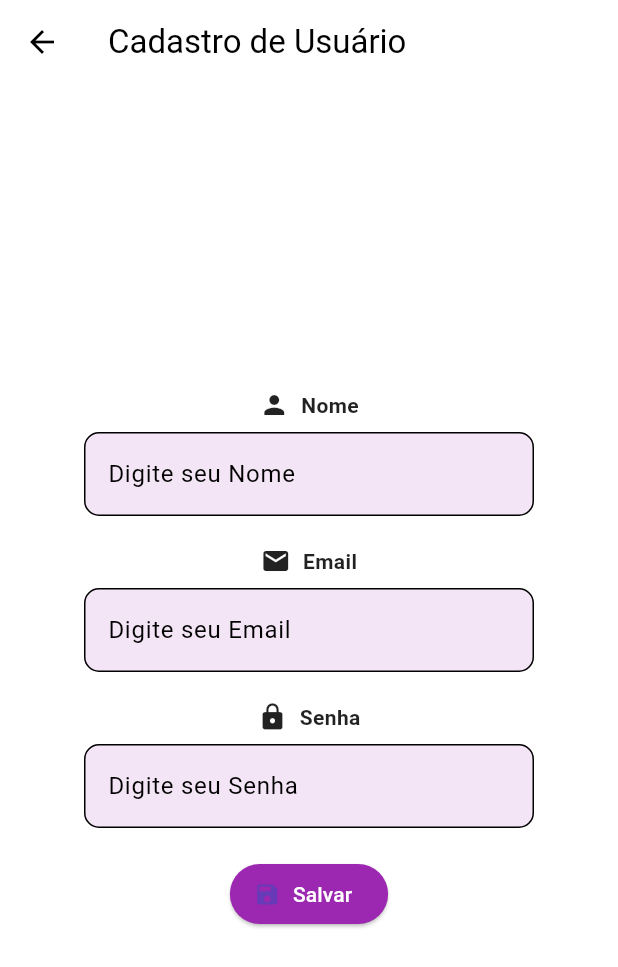
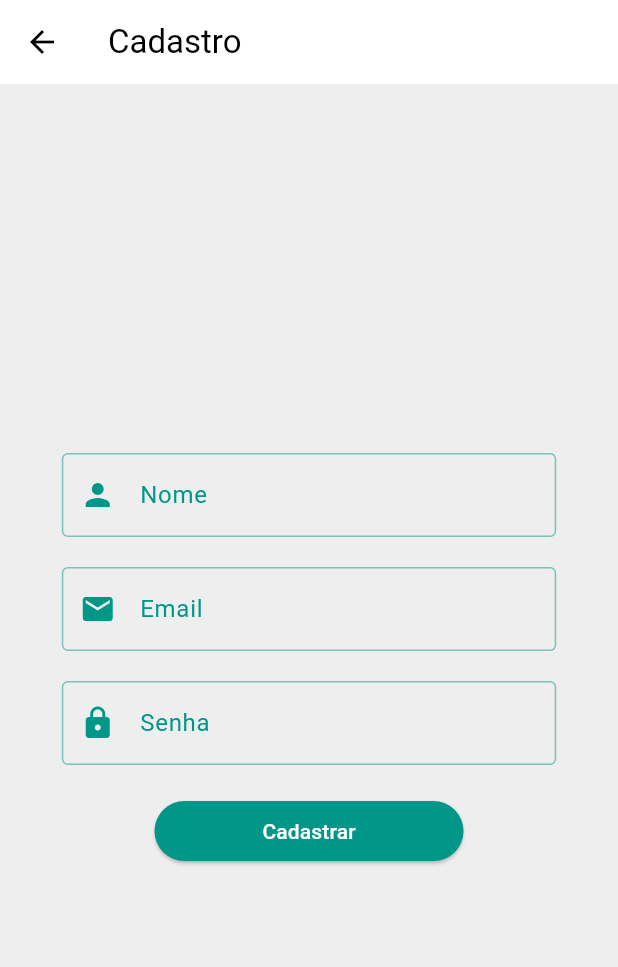
Before and after one commit to GabiiSmithh/OPT120, a Flutter app: the CadastroUsuarioPage screen opened by its route, on a phone screen of 412 x 824 dp. Shown: the top 967 px of the screen. Run offline on Flutter 3.47's test engine with Material 3 defaults, Android fonts, the phone set to English and light mode, and no system bars.

Commit message:
Add files via upload

```diff
--- a/frontend_devmovel/lib/cadastro_usuario.dart
+++ b/frontend_devmovel/lib/cadastro_usuario.dart
@@ -1,78 +1,168 @@
 import 'package:flutter/material.dart';
+import 'cadastro_usuario.dart';
+
+void main() {
+  runApp(MyApp());
+}
+
+class MyApp extends StatelessWidget {
+  @override
+  Widget build(BuildContext context) {
+    return MaterialApp(
+      title: 'Cadastro',
+      theme: ThemeData(
+        primaryColor: Colors.teal,
+        hintColor: Colors.purpleAccent,
+        fontFamily: 'Roboto',
+        textTheme: TextTheme(
+          headline1: TextStyle(fontSize: 24.0, fontWeight: FontWeight.bold, color: Colors.teal),
+          bodyText1: TextStyle(fontSize: 16.0, color: Colors.black87),
+          button: TextStyle(fontSize: 18.0, color: Colors.white),
+        ),
+      ),
+      home: CadastroUsuarioPage(),
+    );
+  }
+}
 
 class CadastroUsuarioPage extends StatelessWidget {
+  final GlobalKey<FormState> _formKey = GlobalKey<FormState>();
+
+  String _nome = '';
+  String _email = '';
+  String _senha = '';
+
+  void _cadastrar() {
+    if (_formKey.currentState!.validate()) {
+      // Aqui você faria o request para o backend com os dados do formulário
+      print('Nome: $_nome');
+      print('Email: $_email');
+      print('Senha: $_senha');
+    }
+  }
+
   @override
   Widget build(BuildContext context) {
     return Scaffold(
       appBar: AppBar(
-        title: Text('Cadastro de Usuário'),
+        title: Text('Cadastro'),
       ),
-      backgroundColor: Colors.white,
-      body: Padding(
-        padding: const EdgeInsets.all(16.0),
+      body: Container(
+        decoration: BoxDecoration(
+          color: Colors.grey[200], // Define a cor de fundo desejada
+        ),
+        child: Center(
+          child: Padding(
+            padding: EdgeInsets.all(20.0),
+            child: Form(
+              key: _formKey,
               child: Column(
                 mainAxisAlignment: MainAxisAlignment.center,
                 children: <Widget>[
-            _buildTextFieldWithLabel("Nome", Icons.person),
-            SizedBox(height: 20),
-            _buildTextFieldWithLabel("Email", Icons.email),
-            SizedBox(height: 20),
-            _buildTextFieldWithLabel("Senha", Icons.lock, obscureText: true),
-            SizedBox(height: 20),
-            ElevatedButton.icon(
-              onPressed: () {
-                // Implementar a lógica de salvar
+                  Container(
+                    width: MediaQuery.of(context).size.width * 0.8, // Define a largura dos inputs
+                    child: TextFormField(
+                      decoration: InputDecoration(
+                        labelText: 'Nome',
+                        labelStyle: TextStyle(color: Colors.teal),
+                        prefixIcon: Icon(Icons.person, color: Colors.teal), // Ícone no início do campo de texto
+                        focusedBorder: OutlineInputBorder(
+                          borderSide: BorderSide(color: Colors.teal),
+                        ),
+                        enabledBorder: OutlineInputBorder(
+                          borderSide: BorderSide(color: Colors.teal.withOpacity(0.5)),
+                        ),
+                      ),
+                      validator: (value) {
+                        if (value == null || value.isEmpty) {
+                          return 'Por favor, insira seu nome';
+                        }
+                        return null;
                       },
-              icon: Icon(Icons.save),
-              label: Text('Salvar', style: TextStyle(color: Colors.white)),
+                      onChanged: (value) {
+                        _nome = value;
+                      },
+                    ),
+                  ),
+                  SizedBox(height: 20.0),
+                  Container(
+                    width: MediaQuery.of(context).size.width * 0.8, // Define a largura dos inputs
+                    child: TextFormField(
+                      decoration: InputDecoration(
+                        labelText: 'Email',
+                        labelStyle: TextStyle(color: Colors.teal),
+                        prefixIcon: Icon(Icons.email, color: Colors.teal), // Ícone no início do campo de texto
+                        focusedBorder: OutlineInputBorder(
+                          borderSide: BorderSide(color: Colors.teal),
+                        ),
+                        enabledBorder: OutlineInputBorder(
+                          borderSide: BorderSide(color: Colors.teal.withOpacity(0.5)),
+                        ),
+                      ),
+                      validator: (value) {
+                        if (value == null || value.isEmpty) {
+                          return 'Por favor, insira seu email';
+                        }
+                        if (!value.contains('@')) {
+                          return 'Email inválido';
+                        }
+                        return null;
+                      },
+                      onChanged: (value) {
+                        _email = value;
+                      },
+                    ),
+                  ),
+                  SizedBox(height: 20.0),
+                  Container(
+                    width: MediaQuery.of(context).size.width * 0.8, // Define a largura dos inputs
+                    child: TextFormField(
+                      decoration: InputDecoration(
+                        labelText: 'Senha',
+                        labelStyle: TextStyle(color: Colors.teal),
+                        prefixIcon: Icon(Icons.lock, color: Colors.teal), // Ícone no início do campo de texto
+                        focusedBorder: OutlineInputBorder(
+                          borderSide: BorderSide(color: Colors.teal),
+                        ),
+                        enabledBorder: OutlineInputBorder(
+                          borderSide: BorderSide(color: Colors.teal.withOpacity(0.5)),
+                        ),
+                      ),
+                      obscureText: true,
+                      validator: (value) {
+                        if (value == null || value.isEmpty) {
+                          return 'Por favor, insira sua senha';
+                        }
+                        if (value.length < 6) {
+                          return 'A senha deve conter pelo menos 6 caracteres';
+                        }
+                        return null;
+                      },
+                      onChanged: (value) {
+                        _senha = value;
+                      },
+                    ),
+                  ),
+                  SizedBox(height: 20.0),
+                  Container(
+                    width: MediaQuery.of(context).size.width * 0.5, // Define a largura do botão
+                    child: ElevatedButton(
+                      onPressed: _cadastrar,
                       style: ElevatedButton.styleFrom(
-                backgroundColor: Colors.purple,
-                shape: RoundedRectangleBorder(
-                  borderRadius: BorderRadius.circular(20.0),
+                        backgroundColor: Colors.teal, // Altera a cor de fundo do botão
+                      ),
+                      child: Text(
+                        'Cadastrar',
+                        style: TextStyle(color: Colors.white), // Altera a cor do texto do botão
                       ),
                     ),
                   ),
                 ],
               ),
             ),
-    );
-  }
-
-  Widget _buildTextFieldWithLabel(String labelText, IconData iconData,
-      {bool obscureText = false}) {
-    return Column(
-      crossAxisAlignment: CrossAxisAlignment.center,
-      children: [
-        Row(
-          mainAxisAlignment: MainAxisAlignment.center,
-          children: [
-            Icon(iconData, size: 20),
-            SizedBox(width: 8),
-            Text(
-              labelText,
-              style: TextStyle(
-                fontWeight: FontWeight.bold,
-                color: Colors.black87,
-              ),
-            ),
-          ],
-        ),
-        SizedBox(height: 8),
-        Container(
-          constraints: BoxConstraints(maxWidth: 300), // Define o tamanho máximo
-          child: TextFormField(
-            obscureText: obscureText,
-            decoration: InputDecoration(
-              hintText: 'Digite seu $labelText',
-              border: OutlineInputBorder(
-                borderRadius: BorderRadius.circular(10.0),
-              ),
-              filled: true,
-              fillColor: Colors.purple[50],
           ),
         ),
       ),
-      ],
     );
   }
 }
```
Lines whose indentation alone changed are shown as unchanged.
